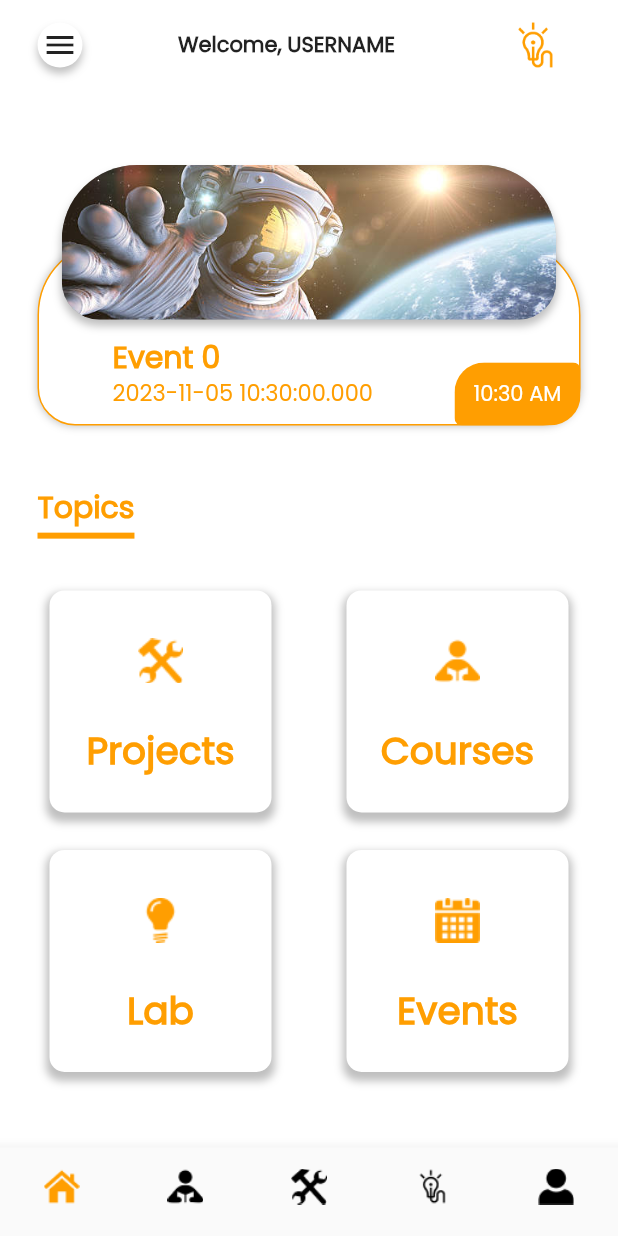
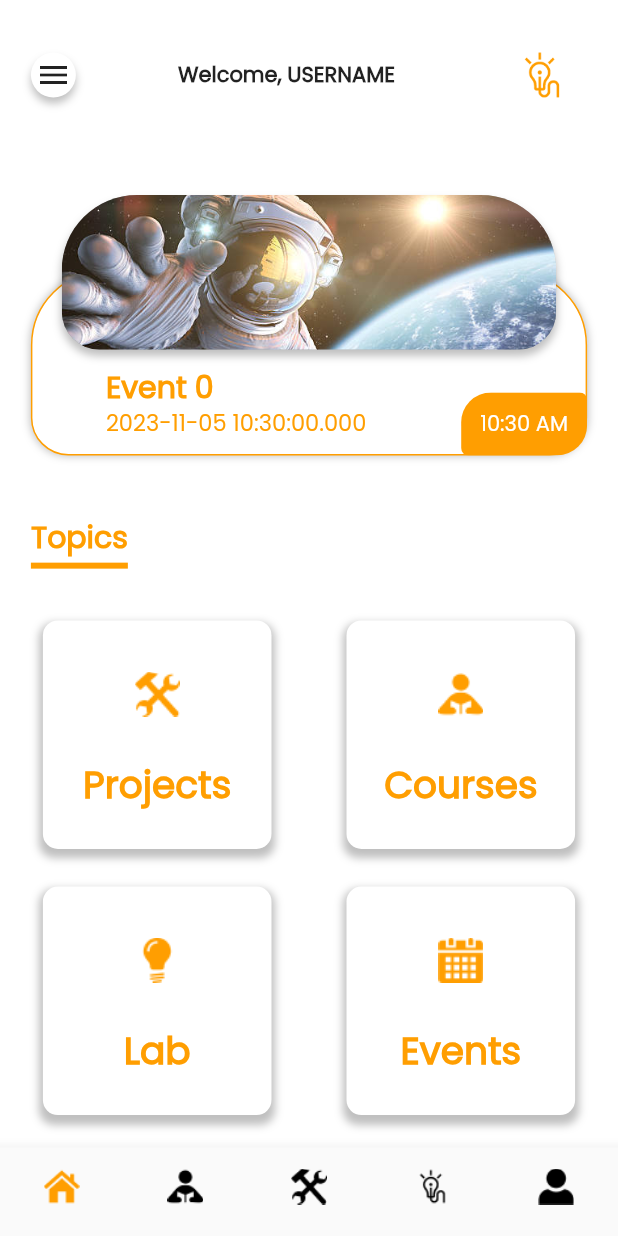
Before and after one commit to axelabbas/isc_app, a Flutter app: the screen it shows after launch, on a phone screen of 412 x 824 dp. Run offline on Flutter 3.47's test engine with Material 2 defaults, Android fonts, the phone set to English and light mode, and no system bars; our stand-ins replace infinite_carousel.

Commit message:
quick fix for app bar padding

```diff
--- a/lib/views/screens/homeScreens/homeScreen.dart
+++ b/lib/views/screens/homeScreens/homeScreen.dart
@@ -26,9 +26,10 @@ class _homeScreenState extends State<homeScreen>
     super.build(context);
     context.read<EventsProvider>().generateList();
     Event mainEvent = context.read<EventsProvider>().mainEvent;
-    return Padding(
-      padding: const EdgeInsets.symmetric(horizontal: 25.0),
-      child: SingleChildScrollView(
+    return SingleChildScrollView(
+      child: Padding(
+        padding: EdgeInsets.symmetric(
+            horizontal: MediaQuery.of(context).size.width * 0.05, vertical: 20),
         child: Column(
           children: [
             appBarWidget("Welcome, USERNAME"),
--- a/lib/views/screens/labScreens/labScreen.dart
+++ b/lib/views/screens/labScreens/labScreen.dart
@@ -17,6 +17,9 @@ class _LabScreenState extends State<LabScreen> {
   @override
   Widget build(BuildContext context) {
     return SingleChildScrollView(
+      child: Padding(
+        padding: EdgeInsets.symmetric(
+            horizontal: MediaQuery.of(context).size.width * 0.05, vertical: 20),
         child: Column(
           children: [
             appBarWidget("The Lab"),
@@ -69,6 +72,7 @@ class _LabScreenState extends State<LabScreen> {
             Image.asset("assets/images/walle/wallehi.png")
           ],
         ),
+      ),
     );
   }
 }
```
Lines whose indentation alone changed are shown as unchanged.
